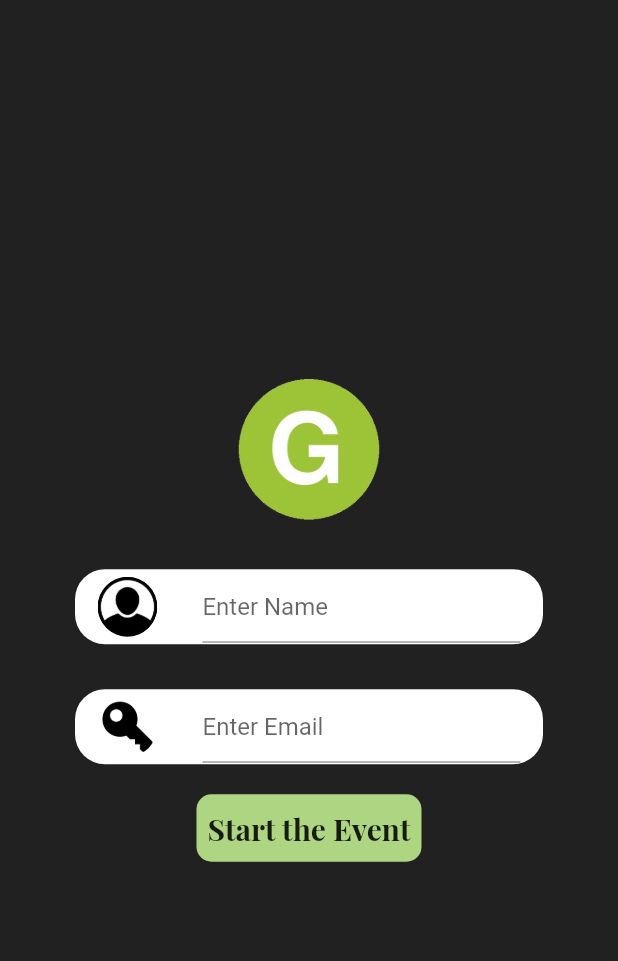
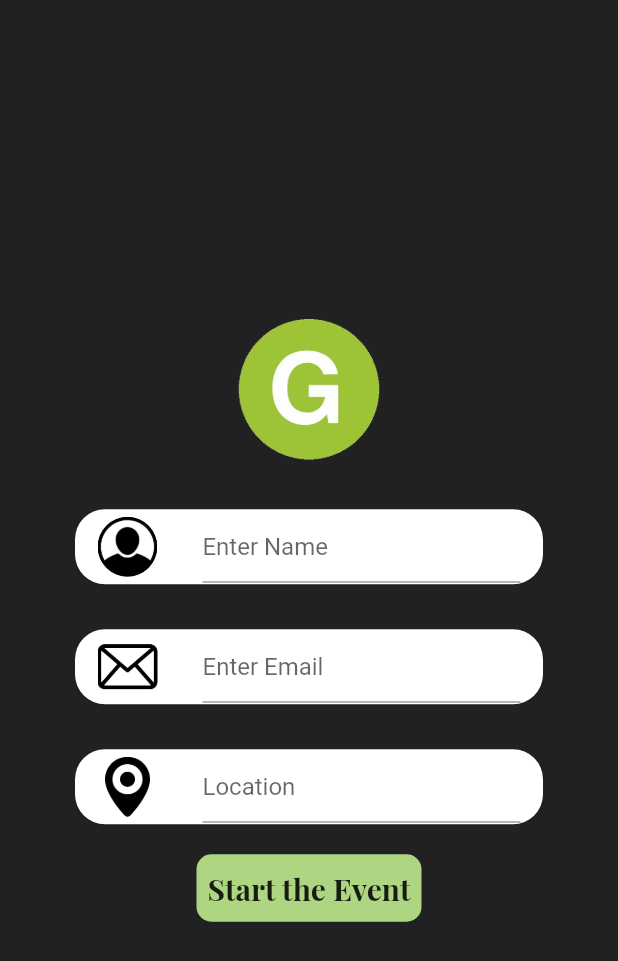
Before and after one commit to utkarshgarg123/Groundlia, a Flutter app: the signup screen opened by its route, on a phone screen of 412 x 824 dp. Shown: the top 961 px of the screen. Run offline on Flutter 3.47's test engine with Material 2 defaults, Android fonts, the phone set to English and light mode, and no system bars; our stand-ins replace fluttertoast.

Commit message:
Update the signup and login screen

```diff
--- a/lib/Pages/login.dart
+++ b/lib/Pages/login.dart
@@ -13,6 +13,7 @@ class _loginState extends State<login> {
     return WillPopScope(
         child: SafeArea(
             child: Scaffold(
+//              resizeToAvoidBottomInset: false,
               body: Container(
                 width: MediaQuery.of(context).size.width,
                 color: Colors.grey[900],
@@ -110,7 +111,6 @@ class _loginState extends State<login> {
                         ),
                         GestureDetector(
                           onTap: (){
-                            Navigator.of(context).pop(true);
                             Navigator.pushNamed(context, "/signup");
                           },
                           child: Container(
--- a/lib/Pages/signup.dart
+++ b/lib/Pages/signup.dart
@@ -9,9 +9,9 @@ class signup extends StatefulWidget {
 class _signupState extends State<signup> {
   @override
   Widget build(BuildContext context) {
-    return WillPopScope(
-        child: SafeArea(
+    return SafeArea(
         child: Scaffold(
+//          resizeToAvoidBottomInset: false,
           body: Container(
             width: MediaQuery.of(context).size.width,
             color: Colors.grey[900],
@@ -68,14 +68,46 @@ class _signupState extends State<signup> {
                     crossAxisAlignment: CrossAxisAlignment.center,
                     children: [
                       ClipRRect(
-                            borderRadius: BorderRadius.all(Radius.circular(100.0)),
-                            child: Image.asset("Assets/Images/loginSignup/key.png", height: 40.0,),
+                        borderRadius: BorderRadius.all(Radius.circular(10.0)),
+                        child: Image.asset("Assets/Images/loginSignup/mail.png", height: 40.0,),
                       ),
                       Container(
                         width: MediaQuery.of(context).size.width - 200,
                         child: TextField(
                           decoration: InputDecoration(
                             hintText: "Enter Email",
+                          ),
+                          onChanged: (val){
+                            setState(() {
+
+                            });
+                          },
+                        ),
+                      )
+                    ],
+                  ),
+                ),
+                Container(
+                  margin: EdgeInsets.only(top: 30.0),
+                  decoration: BoxDecoration(
+                      color: Colors.white,
+                      borderRadius: BorderRadius.all(Radius.circular(20))
+                  ),
+                  width: MediaQuery.of(context).size.width - 100,
+                  height: 50.0,
+                  child: Row(
+                    mainAxisAlignment: MainAxisAlignment.spaceAround,
+                    crossAxisAlignment: CrossAxisAlignment.center,
+                    children: [
+                      ClipRRect(
+                        borderRadius: BorderRadius.all(Radius.circular(100.0)),
+                        child: Image.asset("Assets/Images/loginSignup/location.png", height: 40.0,),
+                      ),
+                      Container(
+                        width: MediaQuery.of(context).size.width - 200,
+                        child: TextField(
+                          decoration: InputDecoration(
+                            hintText: "Location",
                           ),
                           onChanged: (val){
                             setState(() {
@@ -107,7 +139,6 @@ class _signupState extends State<signup> {
             ),
           ),
         )
-        ),
-        onWillPop: onWillPop);
+    );
   }
 }
--- a/pubspec.yaml
+++ b/pubspec.yaml
@@ -50,6 +50,7 @@ flutter:
     - Assets/Images/appicon/Icon.png
     - Assets/Images/loginSignup/key.png
     - Assets/Images/loginSignup/user.png
+    - Assets/Images/loginSignup/
 #     - images/a_dot_ham.jpeg
 
   # An image asset can refer to one or more resolution-specific "variants", see
```
Also changed, not shown: Assets/Images/loginSignup/location.png (added), Assets/Images/loginSignup/mail.png (added). Lines whose indentation alone changed are shown as unchanged.
